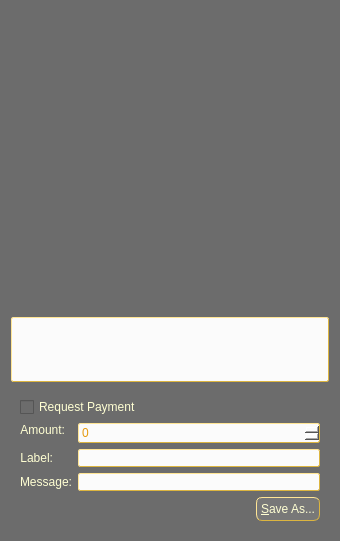
Above: src/qt/forms/qrcodedialog.ui from xming/carpediemcoin before the change. Below: the same form after it.
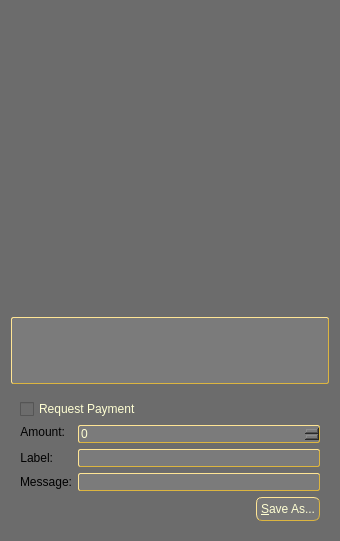
That is the form after the change. Custom widgets are drawn as their Qt base class.

Commit message: Bumped target block for new PoS Protocol. Updated inconsistent UI pages. Added some color to transaction icons.

What changed in the file:
```diff
--- a/src/qt/forms/qrcodedialog.ui
+++ b/src/qt/forms/qrcodedialog.ui
@@ -14,7 +14,7 @@
    <string>QR Code Dialog</string>
   </property>
   <property name="styleSheet">
-   <string notr="true">QDialog {background-color: #6C6C6C; color: #FFFFD3 } QPushButton { background-color: #787878; color: #FFFFD3; border-style:outset; border-color: #dcb540; border-width: 1px; border-radius: 6px; padding: 4px} QPushButton::hover { background-color: #6C6C6C; color: #FFFFD3; border-style:outset; border-color: #dcb540; border-width: 1px; border-radius: 6px; padding: 4px}  QPushButton::pressed {background-color: #FBFBFB; color: #E5990C; border-style:outset; border-color: #DCB540; border-radius: 6px; padding: 4px} QLabel {color: #FFFFD3} QLineEdit {background-color: #FBFBFB; color: #E5990C; border-style:outset; border-color: #dcb540; border-width: 1px; border-radius: 2px; padding: 0px} QTabBar::tab {  background: #6C6C6C; border: 1px outset #C4C4C3; border-bottom-width: 0px; /* same as the pane color */ border-top-left-radius: 4px; border-top-right-radius: 4px; min-width: 8px; padding: 3px; color: #FFFFD3 } QCheckBox {background-color: #6C6C6C; color: #FFFFD3}
+   <string notr="true">QDialog {background-color: #6C6C6C; color: #FFFFD3 } QPushButton { background-color: #787878; color: #FFFFD3; border-style:outset; border-color: #dcb540; border-width: 1px; border-radius: 6px; padding: 4px} QPushButton::hover { background-color: #6C6C6C; color: #FFFFD3; border-style:outset; border-color: #dcb540; border-width: 1px; border-radius: 6px; padding: 4px}  QPushButton::pressed {background-color: #FBFBFB; color: #E5990C; border-style:outset; border-color: #DCB540; border-radius: 6px; padding: 4px} QTabBar::tab {  background: #6C6C6C; border: 1px outset #C4C4C3; border-bottom-width: 0px; /* same as the pane color */ border-top-left-radius: 4px; border-top-right-radius: 4px; min-width: 8px; padding: 3px; color: #FFFFD3 } QCheckBox {background-color: #6C6C6C; color: #FFFFD3}
 </string>
   </property>
   <layout class="QVBoxLayout" name="verticalLayout_3">
@@ -58,7 +58,7 @@
       </size>
      </property>
      <property name="styleSheet">
-      <string notr="true">background-color: #FBFBFB; color: #E5990C; border-style:outset; border-color: #dcb540; border-width: 1px; border-radius: 2px; padding: 2px</string>
+      <string notr="true">QObject { background-color: #7B7B7B; color: #FFFFD3;; border-style:outset; border-color: #dcb540; border-width: 1px; border-radius: 2px; padding: 0px}</string>
      </property>
      <property name="tabChangesFocus">
       <bool>true</bool>
@@ -105,7 +105,7 @@
         <item row="1" column="1">
          <widget class="QLineEdit" name="lnLabel">
           <property name="styleSheet">
-           <string notr="true"/>
+           <string notr="true">QObject { background-color: #7B7B7B; color: #FFFFD3;; border-style:outset; border-color: #dcb540; border-width: 1px; border-radius: 2px; padding: 0px}</string>
           </property>
          </widget>
         </item>
@@ -128,7 +128,7 @@
         <item row="2" column="1">
          <widget class="QLineEdit" name="lnMessage">
           <property name="styleSheet">
-           <string notr="true"/>
+           <string notr="true">QObject { background-color: #7B7B7B; color: #FFFFD3;; border-style:outset; border-color: #dcb540; border-width: 1px; border-radius: 2px; padding: 0px}</string>
           </property>
          </widget>
         </item>
@@ -166,7 +166,7 @@
            </size>
           </property>
           <property name="styleSheet">
-           <string notr="true">background-color: #FBFBFB; color: #E5990C; border-style:outset; border-color: #dcb540; border-width: 1px; border-radius: 2px; padding: 1px</string>
+           <string notr="true">QObject { background-color: #7B7B7B; color: #FFFFD3;; border-style:outset; border-color: #dcb540; border-width: 1px; border-radius: 2px; padding: 0px}</string>
           </property>
          </widget>
         </item>
```
The commit also changes 18 other files.
